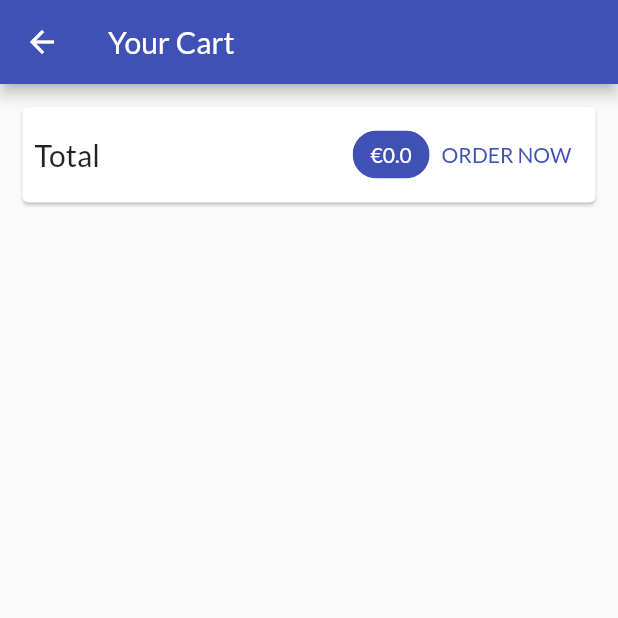
After one commit to pfgrebelo/Flutter_ShopApp, a Flutter app: the CartScreen screen opened by its route, on a phone screen of 412 x 824 dp, the top half of it. The commit adds this screen. Run offline on Flutter 3.47's test engine with Material 2 defaults, Android fonts, the phone set to English and light mode, and no system bars; network calls fail.

Commit message:
added cart screen with total

```diff
--- a/lib/main.dart
+++ b/lib/main.dart
@@ -2,6 +2,7 @@ import 'package:flutter/material.dart';
 import 'package:provider/provider.dart';
 import './screens/products_overview_screen.dart';
 import './screens/product_detail_screen.dart';
+import './screens/cart_screen.dart';
 import './providers/products_provider.dart';
 import './providers/cart.dart';
 
@@ -35,6 +36,7 @@ class MyApp extends StatelessWidget {
         home: ProductsOverviewScreen(),
         routes: {
           ProductDetailScreen.routeName: (context) => ProductDetailScreen(),
+          CartScreen.routeName:(context) => CartScreen(),
         },
       ),
     );
--- a/lib/providers/cart.dart
+++ b/lib/providers/cart.dart
@@ -26,6 +26,14 @@ class Cart with ChangeNotifier {
     return _items.length;
   }
 
+  double get totalAmount {
+    var total = 0.0;
+    _items.forEach((key, cartItem) {
+      total += cartItem.price * cartItem.quantity;
+    });
+    return total;
+  }
+
   void addItem(String productId, double price, String title) {
     if (_items.containsKey(productId)) {
       //change quantity
--- /dev/null
+++ b/lib/screens/cart_screen.dart
@@ -0,0 +1,53 @@
+import 'package:flutter/material.dart';
+import 'package:provider/provider.dart';
+
+import '../providers/cart.dart';
+
+class CartScreen extends StatelessWidget {
+  const CartScreen({super.key});
+
+  static const routeName = '/cart';
+
+  @override
+  Widget build(BuildContext context) {
+    final cart = Provider.of<Cart>(context);
+    return Scaffold(
+      appBar: AppBar(
+        title: Text('Your Cart'),
+      ),
+      body: Column(children: [
+        Card(
+          margin: EdgeInsets.all(15),
+          child: Padding(
+            padding: const EdgeInsets.all(8.0),
+            child: Row(
+              mainAxisAlignment: MainAxisAlignment.spaceBetween,
+              children: [
+                Text(
+                  'Total',
+                  style: TextStyle(fontSize: 20),
+                ),
+                Spacer(),
+                Chip(
+                  label: Text(
+                    '€${cart.totalAmount}',
+                    style: TextStyle(
+                        color: Theme.of(context)
+                            .primaryTextTheme
+                            .titleMedium!
+                            .color),
+                  ),
+                  backgroundColor: Theme.of(context).primaryColor,
+                ),
+                TextButton(
+                  onPressed: () {},
+                  child: Text('ORDER NOW'),
+                ),
+              ],
+            ),
+          ),
+        ),
+      ]),
+    );
+  }
+}
--- a/lib/screens/products_overview_screen.dart
+++ b/lib/screens/products_overview_screen.dart
@@ -5,6 +5,7 @@ import '../widgets/products_grid.dart';
 import '../widgets/badge.dart';
 import '../providers/products_provider.dart';
 import '../providers/cart.dart';
+import './cart_screen.dart';
 
 enum FilterOptions {
   Favorites,
@@ -52,7 +53,9 @@ class _ProductsOverviewScreenState extends State<ProductsOverviewScreen> {
           Consumer<Cart>(
             builder: (context, cart, child) => Badge(
               child: IconButton(
-                onPressed: () {},
+                onPressed: () {
+                  Navigator.of(context).pushNamed(CartScreen.routeName);
+                },
                 icon: Icon(
                   Icons.shopping_cart,
                 ),
```
